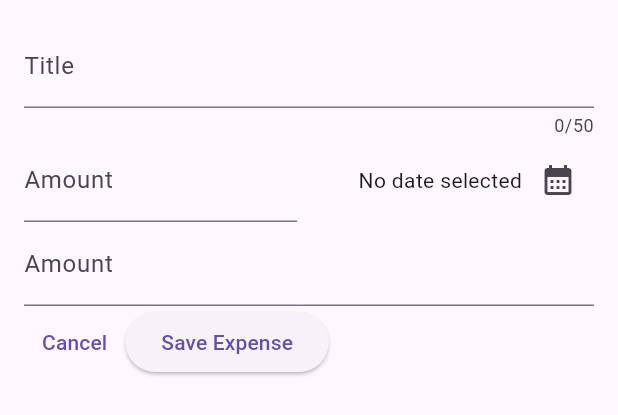
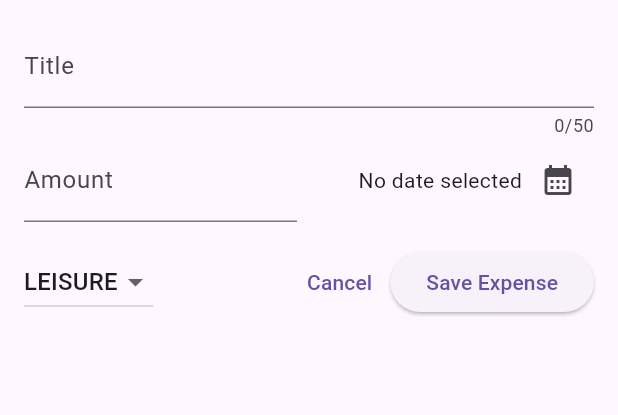
Before and after one commit to artur-31/expense_tracker, a Flutter app: the NewExpense widget shown alone on an empty page, opened directly, on a phone screen of 412 x 824 dp. Shown: the top 415 px of the screen. Run offline on Flutter 3.47's test engine with Material 3 defaults, Android fonts, the phone set to English and light mode, and no system bars.

Commit message:
Add dropdown button

```diff
--- a/lib/widgets/new_expense.dart
+++ b/lib/widgets/new_expense.dart
@@ -14,6 +14,7 @@ class _NewExpenseState extends State<NewExpense> {
   final TextEditingController _titleController = TextEditingController();
   final TextEditingController _amountController = TextEditingController();
   DateTime? _selectedDate;
+  Category _selectedCategory = Category.leisure;
 
   void _presentDatePicker() async {
     final DateTime now = DateTime.now();
@@ -84,16 +85,32 @@ class _NewExpenseState extends State<NewExpense> {
               ),
             ],
           ),
-          TextField(
-            controller: _amountController,
-            keyboardType: TextInputType.number,
-            decoration: const InputDecoration(
-              prefixText: '\$',
-              label: Text('Amount'),
-            ),
+          const SizedBox(
+            height: 16,
           ),
           Row(
             children: [
+              DropdownButton(
+                  value: _selectedCategory,
+                  items: Category.values
+                      .map(
+                        (category) => DropdownMenuItem(
+                          value: category,
+                          child: Text(
+                            category.name.toUpperCase(),
+                          ),
+                        ),
+                      )
+                      .toList(),
+                  onChanged: (value) {
+                    if (value == null) {
+                      return;
+                    }
+                    setState(() {
+                      _selectedCategory = value;
+                    });
+                  }),
+              const Spacer(),
               TextButton(
                 onPressed: () {
                   Navigator.pop(context);
```
